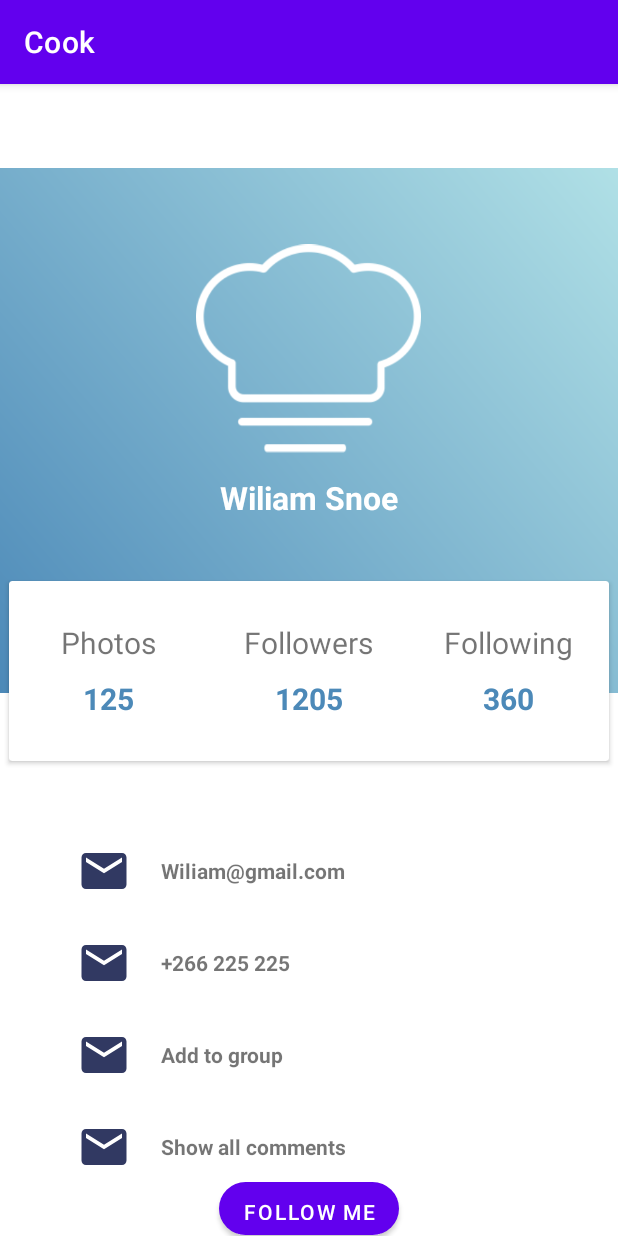
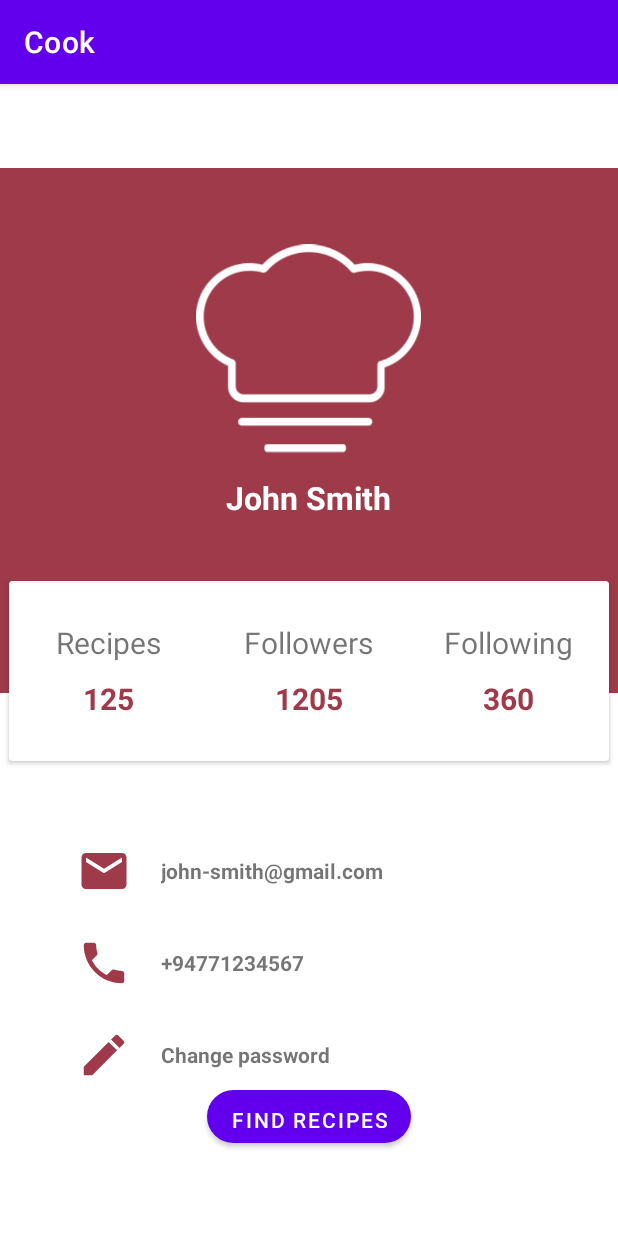
Before and after one commit to chearuno/CookNow, an Android app: the fragment FragmentProfile shown on its own in the app's theme, on a phone screen of 412 x 824 dp. Run offline under Robolectric (Android 15) with nearby library versions, the phone set to English and light mode, and no system bars; 1 statement that could not run was skipped.

Commit message:
add changes to profile

```diff
--- a/app/build.gradle
+++ b/app/build.gradle
@@ -54,4 +54,5 @@ dependencies {
     implementation 'com.google.firebase:firebase-storage:20.0.0'
     implementation 'com.google.firebase:firebase-analytics:19.0.1'
     implementation 'com.google.firebase:firebase-core:19.0.1'
+    implementation 'androidx.cardview:cardview:1.0.0'
 }
--- a/app/src/main/res/drawable/drawable_background.xml
+++ b/app/src/main/res/drawable/drawable_background.xml
@@ -1,7 +1,7 @@
 <?xml version="1.0" encoding="utf-8"?>
 <shape xmlns:android="http://schemas.android.com/apk/res/android">
     <gradient android:angle="45"
-        android:startColor="#4C89B8"
-        android:endColor="#b0e0e6"
+        android:startColor="#9e3a49"
+        android:endColor="#9e3a49"
         />
 </shape>
--- /dev/null
+++ b/app/src/main/res/drawable/ic_baseline_create_24.xml
@@ -0,0 +1,5 @@
+<vector android:height="24dp" android:tint="#9E3A49"
+    android:viewportHeight="24" android:viewportWidth="24"
+    android:width="24dp" xmlns:android="http://schemas.android.com/apk/res/android">
+    <path android:fillColor="@android:color/white" android:pathData="M3,17.25V21h3.75L17.81,9.94l-3.75,-3.75L3,17.25zM20.71,7.04c0.39,-0.39 0.39,-1.02 0,-1.41l-2.34,-2.34c-0.39,-0.39 -1.02,-0.39 -1.41,0l-1.83,1.83 3.75,3.75 1.83,-1.83z"/>
+</vector>
--- a/app/src/main/res/drawable/ic_baseline_email_24.xml
+++ b/app/src/main/res/drawable/ic_baseline_email_24.xml
@@ -1,4 +1,4 @@
-<vector android:height="24dp" android:tint="#313962"
+<vector android:height="24dp" android:tint="#9E3A49"
     android:viewportHeight="24" android:viewportWidth="24"
     android:width="24dp" xmlns:android="http://schemas.android.com/apk/res/android">
     <path android:fillColor="@android:color/white" android:pathData="M20,4L4,4c-1.1,0 -1.99,0.9 -1.99,2L2,18c0,1.1 0.9,2 2,2h16c1.1,0 2,-0.9 2,-2L22,6c0,-1.1 -0.9,-2 -2,-2zM20,8l-8,5 -8,-5L4,6l8,5 8,-5v2z"/>
--- /dev/null
+++ b/app/src/main/res/drawable/ic_baseline_phone_24.xml
@@ -0,0 +1,5 @@
+<vector android:height="24dp" android:tint="#9E3A49"
+    android:viewportHeight="24" android:viewportWidth="24"
+    android:width="24dp" xmlns:android="http://schemas.android.com/apk/res/android">
+    <path android:fillColor="@android:color/white" android:pathData="M6.62,10.79c1.44,2.83 3.76,5.14 6.59,6.59l2.2,-2.2c0.27,-0.27 0.67,-0.36 1.02,-0.24 1.12,0.37 2.33,0.57 3.57,0.57 0.55,0 1,0.45 1,1V20c0,0.55 -0.45,1 -1,1 -9.39,0 -17,-7.61 -17,-17 0,-0.55 0.45,-1 1,-1h3.5c0.55,0 1,0.45 1,1 0,1.25 0.2,2.45 0.57,3.57 0.11,0.35 0.03,0.74 -0.25,1.02l-2.2,2.2z"/>
+</vector>
--- a/app/src/main/res/layout/fragment_profile.xml
+++ b/app/src/main/res/layout/fragment_profile.xml
@@ -27,7 +27,7 @@
                 android:layout_gravity="center_horizontal"
                 android:layout_width="wrap_content"
                 android:layout_height="wrap_content"
-                android:text="Wiliam Snoe"
+                android:text="John Smith"
                 android:textColor="#fff"
                 android:textStyle="bold"
                 android:textSize="21sp"/>
@@ -51,9 +51,8 @@
                     <TextView
                         android:layout_width="wrap_content"
                         android:layout_height="wrap_content"
-                        android:text="Photos"
-                        android:textSize="20sp"
-                        />
+                        android:text="Recipes"
+                        android:textSize="20sp" />
                     <TextView
                         android:layout_width="wrap_content"
                         android:layout_height="wrap_content"
@@ -61,7 +60,7 @@
                         android:textStyle="bold"
                         android:textSize="20sp"
                         android:paddingTop="10dp"
-                        android:textColor="#4C89B8"/>
+                        android:textColor="#9e3a49"/>
                 </LinearLayout>
                 <LinearLayout
                     android:gravity="center"
@@ -73,8 +72,7 @@
                         android:layout_width="wrap_content"
                         android:layout_height="wrap_content"
                         android:text="Followers"
-                        android:textSize="20sp"
-                        />
+                        android:textSize="20sp" />
                     <TextView
                         android:layout_width="wrap_content"
                         android:layout_height="wrap_content"
@@ -82,7 +80,7 @@
                         android:textStyle="bold"
                         android:textSize="20sp"
                         android:paddingTop="10dp"
-                        android:textColor="#4C89B8"/>
+                        android:textColor="#9e3a49"/>
                 </LinearLayout>
                 <LinearLayout
                     android:gravity="center"
@@ -94,8 +92,7 @@
                         android:layout_width="wrap_content"
                         android:layout_height="wrap_content"
                         android:text="Following"
-                        android:textSize="20sp"
-                        />
+                        android:textSize="20sp" />
                     <TextView
                         android:layout_width="wrap_content"
                         android:layout_height="wrap_content"
@@ -103,7 +100,7 @@
                         android:textStyle="bold"
                         android:textSize="20sp"
                         android:paddingTop="10dp"
-                        android:textColor="#4C89B8"/>
+                        android:textColor="#9e3a49"/>
                 </LinearLayout>
             </LinearLayout>
         </androidx.cardview.widget.CardView>
@@ -129,7 +126,7 @@
                 android:layout_width="wrap_content"
                 android:layout_height="wrap_content"
                 android:paddingLeft="20dp"
-                android:text="Wiliam@gmail.com"/>
+                android:text="john-smith@gmail.com"/>
         </LinearLayout>
         <LinearLayout
             android:layout_marginTop="25dp"
@@ -140,14 +137,14 @@
             <ImageView
                 android:layout_width="36dp"
                 android:layout_height="36dp"
-                android:src="@drawable/ic_baseline_email_24"/>
+                android:src="@drawable/ic_baseline_phone_24"/>
             <TextView
                 android:textStyle="bold"
                 android:layout_gravity="center_vertical"
                 android:layout_width="wrap_content"
                 android:layout_height="wrap_content"
                 android:paddingLeft="20dp"
-                android:text="+266 225 225"/>
+                android:text="+94771234567"/>
         </LinearLayout>
         <LinearLayout
             android:layout_marginTop="25dp"
@@ -158,35 +155,14 @@
             <ImageView
                 android:layout_width="36dp"
                 android:layout_height="36dp"
-                android:src="@drawable/ic_baseline_email_24"/>
+                android:src="@drawable/ic_baseline_create_24"/>
             <TextView
                 android:textStyle="bold"
                 android:layout_gravity="center_vertical"
                 android:layout_width="wrap_content"
                 android:layout_height="wrap_content"
                 android:paddingLeft="20dp"
-                android:text="Add to group"/>
-        </LinearLayout>
-
-        <LinearLayout
-            android:layout_width="match_parent"
-            android:layout_height="wrap_content"
-            android:layout_marginTop="25dp"
-            android:orientation="horizontal"
-            android:paddingLeft="25dp">
-
-            <ImageView
-                android:layout_width="36dp"
-                android:layout_height="36dp"
-                android:src="@drawable/ic_baseline_email_24" />
-
-            <TextView
-                android:layout_width="wrap_content"
-                android:layout_height="wrap_content"
-                android:layout_gravity="center_vertical"
-                android:paddingLeft="20dp"
-                android:text="Show all comments"
-                android:textStyle="bold" />
+                android:text="Change password"/>
         </LinearLayout>
     </LinearLayout>
 
@@ -196,6 +172,6 @@
         android:layout_gravity="center_horizontal"
         android:layout_marginTop="5dp"
         android:background="@drawable/button_style"
-        android:text="Follow Me"
+        android:text="Find Recipes"
         android:textColor="#fff" />
 </LinearLayout>
```
